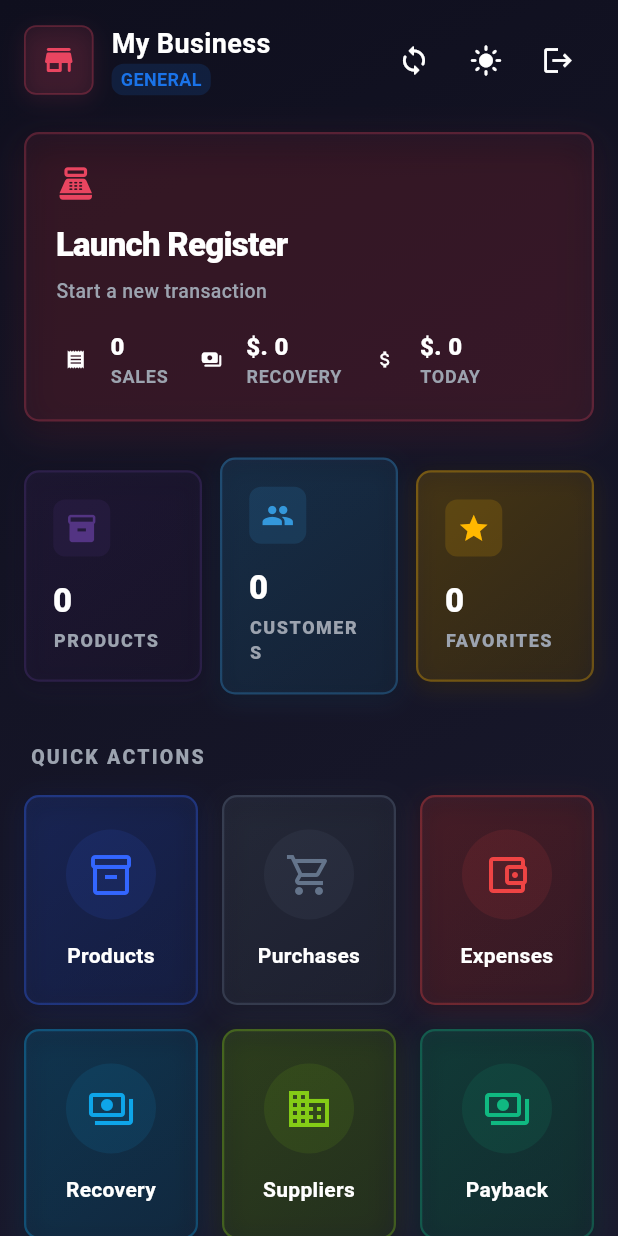
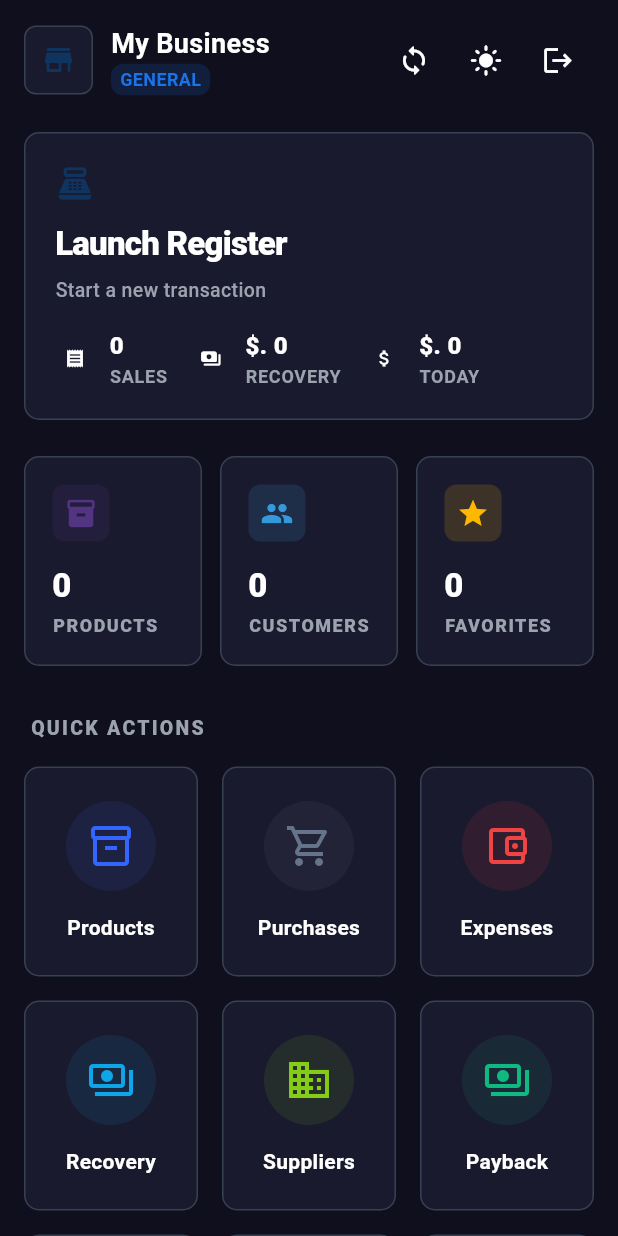
Before and after one commit to nabeer72/khalid-shanwarii, a Flutter app: the HomeScreen screen opened directly, on a phone screen of 412 x 824 dp. Run offline on Flutter 3.47's test engine with Material 3 defaults, Android fonts, the phone set to English and light mode, and no system bars; our stand-ins replace dio, flutter_secure_storage, internet_connection_checker, pdf, printing, sqflite_common_ffi and 1 more; missing offline and left inert: mobile_scanner, shake; accounts and stored records are empty; network calls fail.

Commit message:
Interface of Home Screen Updated

```diff
--- a/lib/screens/home_screen.dart
+++ b/lib/screens/home_screen.dart
@@ -226,7 +226,10 @@ class _HomeScreenState extends State<HomeScreen> {
 
     return Scaffold(
       extendBodyBehindAppBar: true,
-      body: theme.glassBackground(
+      body: Container(
+        width: double.infinity,
+        height: double.infinity,
+        color: theme.background,
         child: SafeArea(
           child: Center(
             child: ConstrainedBox(
@@ -242,25 +245,15 @@ class _HomeScreenState extends State<HomeScreen> {
                         Container(
                           padding: const EdgeInsets.all(10),
                           decoration: BoxDecoration(
-                            color: theme.highlight
-                                .withOpacity(theme.isDark ? 0.1 : 0.06),
+                            color: theme.surface,
                             borderRadius: BorderRadius.circular(ThemeProvider.radiusList),
                             border: Border.all(
-                              color: theme.highlight
-                                  .withOpacity(theme.isDark ? 0.25 : 0.18),
-                              width: 1.2,
+                              color: theme.divider,
+                              width: 1.0,
                             ),
-                            boxShadow: [
-                              BoxShadow(
-                                color: theme.highlight
-                                    .withOpacity(theme.isDark ? 0.12 : 0.06),
-                                blurRadius: 12,
-                                offset: const Offset(0, 4),
-                              ),
-                            ],
                           ),
                           child: Icon(Icons.store_rounded,
-                              color: theme.highlight, size: 24),
+                              color: theme.primary, size: 24),
                         ),
                         const SizedBox(width: 12),
                         Expanded(
@@ -377,29 +370,12 @@ class _HomeScreenState extends State<HomeScreen> {
                           width: double.infinity,
                           padding: EdgeInsets.all(isTablet ? 24 : 20),
                           decoration: BoxDecoration(
-                            color: theme.isDark
-                                ? theme.highlight.withOpacity(0.08)
-                                : theme.highlight.withOpacity(0.05),
+                            color: theme.surface,
                             borderRadius: BorderRadius.circular(ThemeProvider.radiusCard),
                             border: Border.all(
-                              color: theme.highlight
-                                  .withOpacity(theme.isDark ? 0.25 : 0.18),
-                              width: 1.5,
+                              color: theme.divider,
+                              width: 1.0,
                             ),
-                            boxShadow: [
-                              BoxShadow(
-                                color: theme.highlight
-                                    .withOpacity(theme.isDark ? 0.15 : 0.08),
-                                blurRadius: 20,
-                                offset: const Offset(0, 8),
-                              ),
-                              BoxShadow(
-                                color: Colors.black
-                                    .withOpacity(theme.isDark ? 0.25 : 0.04),
-                                blurRadius: 12,
-                                offset: const Offset(0, 4),
-                              ),
-                            ],
                           ),
                           child: Column(
                             crossAxisAlignment: CrossAxisAlignment.start,
@@ -407,7 +383,7 @@ class _HomeScreenState extends State<HomeScreen> {
                               Container(
                                 padding: const EdgeInsets.only(bottom: 12),
                                 child: Icon(Icons.point_of_sale,
-                                    color: theme.highlight,
+                                    color: theme.primary,
                                     size: isTablet ? 34 : 26),
                               ),
                               Text(
@@ -803,33 +779,12 @@ class _StatCard extends StatelessWidget {
         child: Container(
           padding: const EdgeInsets.all(18),
           decoration: BoxDecoration(
-            gradient: LinearGradient(
-              begin: Alignment.topLeft,
-              end: Alignment.bottomRight,
-              colors: [
-                color.withOpacity(theme.isDark ? 0.15 : 0.12),
-                color.withOpacity(theme.isDark ? 0.05 : 0.02),
-              ],
-            ),
+            color: theme.surface,
             borderRadius: BorderRadius.circular(ThemeProvider.radiusCard),
             border: Border.all(
-              color: color.withOpacity(theme.isDark ? 0.3 : 0.4),
-              width: 1.5,
+              color: theme.divider,
+              width: 1.0,
             ),
-            boxShadow: [
-              BoxShadow(
-                color: color.withOpacity(theme.isDark ? 0.12 : 0.08),
-                blurRadius: 12,
-                offset: const Offset(0, 4),
-              ),
-              BoxShadow(
-                color: theme.isDark
-                    ? Colors.black26
-                    : Colors.black.withOpacity(0.02),
-                blurRadius: 8,
-                offset: const Offset(0, 2),
-              ),
-            ],
           ),
           child: Column(
             crossAxisAlignment: CrossAxisAlignment.start,
@@ -886,33 +841,12 @@ class _ModuleCard extends StatelessWidget {
         borderRadius: BorderRadius.circular(ThemeProvider.radiusCard),
         child: Container(
           decoration: BoxDecoration(
-            gradient: LinearGradient(
-              begin: Alignment.topLeft,
-              end: Alignment.bottomRight,
-              colors: [
-                color.withOpacity(theme.isDark ? 0.15 : 0.12),
-                color.withOpacity(theme.isDark ? 0.05 : 0.02),
-              ],
-            ),
+            color: theme.surface,
             borderRadius: BorderRadius.circular(ThemeProvider.radiusCard),
             border: Border.all(
-              color: color.withOpacity(theme.isDark ? 0.3 : 0.4),
-              width: 1.5,
+              color: theme.divider,
+              width: 1.0,
             ),
-            boxShadow: [
-              BoxShadow(
-                color: color.withOpacity(theme.isDark ? 0.15 : 0.08),
-                blurRadius: 14,
-                offset: const Offset(0, 4),
-              ),
-              BoxShadow(
-                color: theme.isDark
-                    ? Colors.black26
-                    : Colors.black.withOpacity(0.02),
-                blurRadius: 8,
-                offset: const Offset(0, 2),
-              ),
-            ],
           ),
           child: Column(
             mainAxisAlignment: MainAxisAlignment.center,
```
